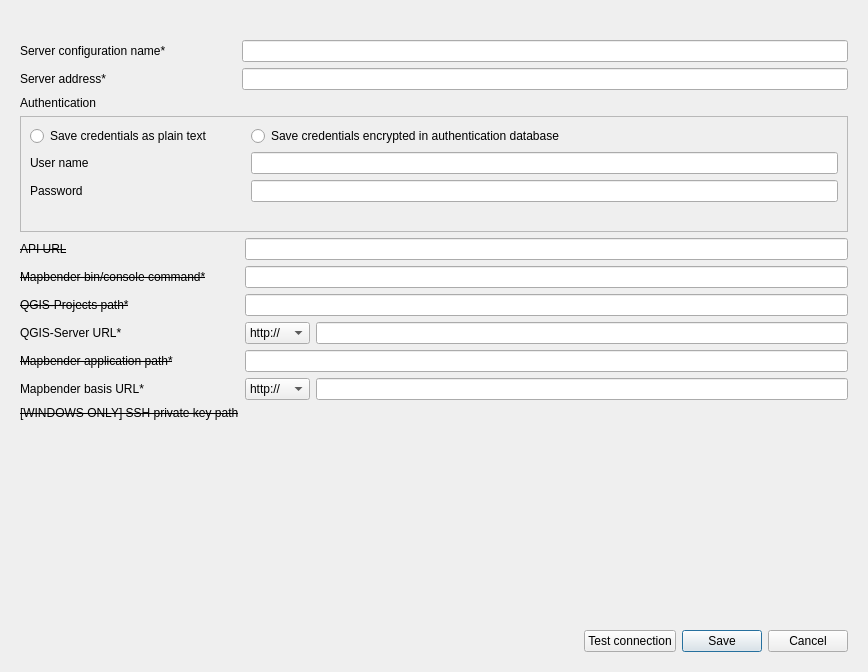
Old version of the form dialogs/ui/server_config_dialog.ui in the repository WhereGroup/qgis2mapbender.
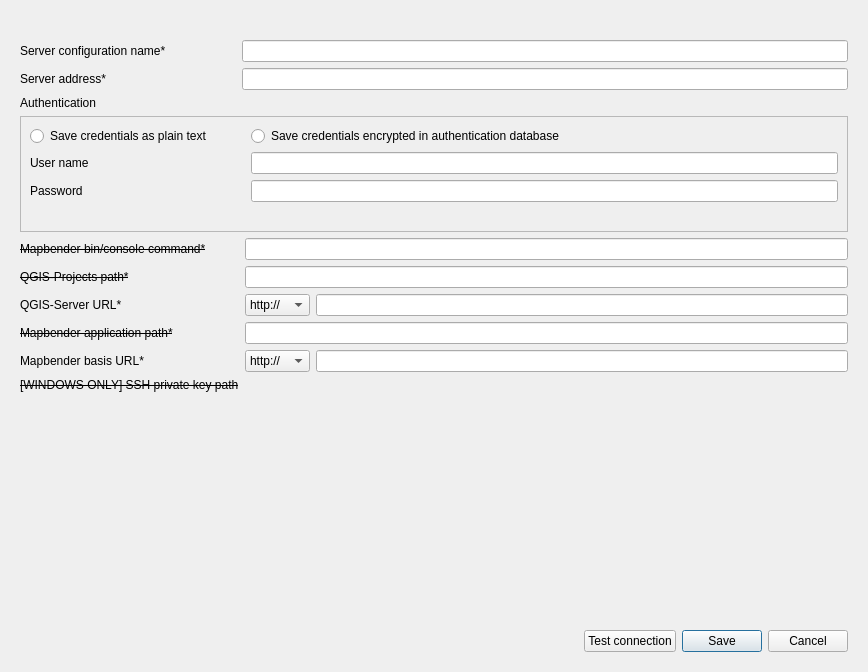
New version of the form. Icons and pictures are not drawn. Custom widgets are drawn as their Qt base class.

Commit message: delete api url from server_config_dialog.py and related code, add mapbender/api as setting

The edit to the form file:
```diff
--- a/dialogs/ui/server_config_dialog.ui
+++ b/dialogs/ui/server_config_dialog.ui
@@ -126,7 +126,7 @@
         </item>
         <item row="2" column="0" colspan="2">
          <layout class="QFormLayout" name="formLayout">
-          <item row="1" column="0">
+          <item row="0" column="0">
            <widget class="QLabel" name="binConsoleCommandLabel">
             <property name="font">
              <font>
@@ -138,10 +138,10 @@
             </property>
            </widget>
           </item>
-          <item row="1" column="1">
+          <item row="0" column="1">
            <widget class="QLineEdit" name="binConsoleCommandLineEdit"/>
           </item>
-          <item row="2" column="0">
+          <item row="1" column="0">
            <widget class="QLabel" name="qgisProjectPathLabel">
             <property name="font">
              <font>
@@ -153,17 +153,17 @@
             </property>
            </widget>
           </item>
-          <item row="2" column="1">
+          <item row="1" column="1">
            <widget class="QLineEdit" name="qgisProjectPathLineEdit"/>
           </item>
-          <item row="3" column="0">
+          <item row="2" column="0">
            <widget class="QLabel" name="qgisServerPathLabel">
             <property name="text">
              <string>QGIS-Server URL*</string>
             </property>
            </widget>
           </item>
-          <item row="3" column="1">
+          <item row="2" column="1">
            <layout class="QHBoxLayout" name="horizontalLayout_4">
             <item>
              <widget class="QComboBox" name="protocolQgisServerCmbBox">
@@ -196,7 +196,7 @@
             </item>
            </layout>
           </item>
-          <item row="4" column="0">
+          <item row="3" column="0">
            <widget class="QLabel" name="mbPathLabel">
             <property name="font">
              <font>
@@ -208,17 +208,17 @@
             </property>
            </widget>
           </item>
-          <item row="4" column="1">
+          <item row="3" column="1">
            <widget class="QLineEdit" name="mbPathLineEdit"/>
           </item>
-          <item row="5" column="0">
+          <item row="4" column="0">
            <widget class="QLabel" name="mbBasisUrlLabel">
             <property name="text">
              <string>Mapbender basis URL*</string>
             </property>
            </widget>
           </item>
-          <item row="5" column="1">
+          <item row="4" column="1">
            <layout class="QHBoxLayout" name="internHLayout">
             <item>
              <widget class="QComboBox" name="protocolMapbenderCmbBox">
@@ -255,7 +255,7 @@
             </item>
            </layout>
           </item>
-          <item row="6" column="0">
+          <item row="5" column="0">
            <widget class="QLabel" name="winPKPathLabel">
             <property name="font">
              <font>
@@ -267,24 +267,9 @@
             </property>
            </widget>
           </item>
-          <item row="6" column="1">
+          <item row="5" column="1">
            <widget class="QgsFileWidget" name="winPKFileWidget"/>
           </item>
-          <item row="0" column="0">
-           <widget class="QLabel" name="apiLabel">
-            <property name="font">
-             <font>
-              <strikeout>true</strikeout>
-             </font>
-            </property>
-            <property name="text">
-             <string>API URL</string>
-            </property>
-           </widget>
-          </item>
-          <item row="0" column="1">
-           <widget class="QLineEdit" name="apiLineEdit"/>
-          </item>
          </layout>
         </item>
        </layout>
```
The commit also changes 3 other files.
